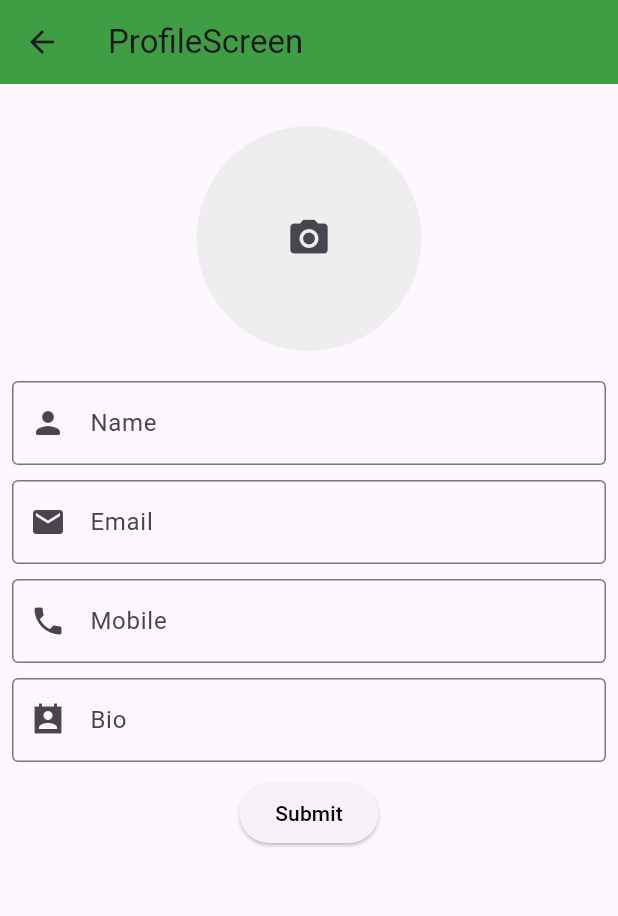
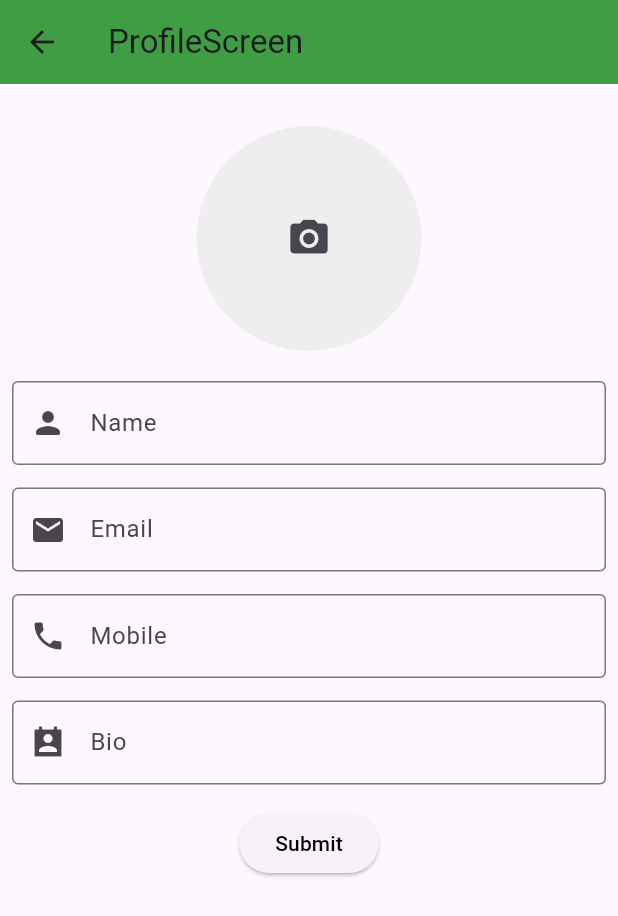
Before and after one commit to shitalchauhan769/chat_app, a Flutter app: the ProflieScreen screen opened by its route, on a phone screen of 412 x 824 dp. Shown: the top 916 px of the screen. Run offline on Flutter 3.47's test engine with Material 3 defaults, Android fonts, the phone set to English and light mode, and no system bars; our stand-ins replace cloud_firestore, firebase_auth, firebase_core, firebase_messaging, flutter_local_notifications, get and 4 more; accounts and stored records are empty.

Commit message:
11-9-2024

```diff
--- a/lib/screen/profile/view/proflie_screen.dart
+++ b/lib/screen/profile/view/proflie_screen.dart
@@ -81,7 +81,7 @@ class _ProflieScreenState extends State<ProflieScreen> {
                 ),
               ),
               const SizedBox(
-                height: 10,
+                height: 15,
               ),
               TextFormField(
                 controller: txtEmail,
@@ -92,7 +92,7 @@ class _ProflieScreenState extends State<ProflieScreen> {
                 ),
               ),
               const SizedBox(
-                height: 10,
+                height: 15,
               ),
               TextFormField(
                 controller: txtMobile,
@@ -103,7 +103,7 @@ class _ProflieScreenState extends State<ProflieScreen> {
                 ),
               ),
               const SizedBox(
-                height: 10,
+                height: 15,
               ),
               TextFormField(
                 controller: txtBio,
@@ -114,7 +114,7 @@ class _ProflieScreenState extends State<ProflieScreen> {
                 ),
               ),
               const SizedBox(
-                height: 10,
+                height: 15,
               ),
               ElevatedButton(
                 onPressed: () async {
```
Also changed, not shown: lib/screen/chat/view/chat_screen.dart (+4 -5 lines).
